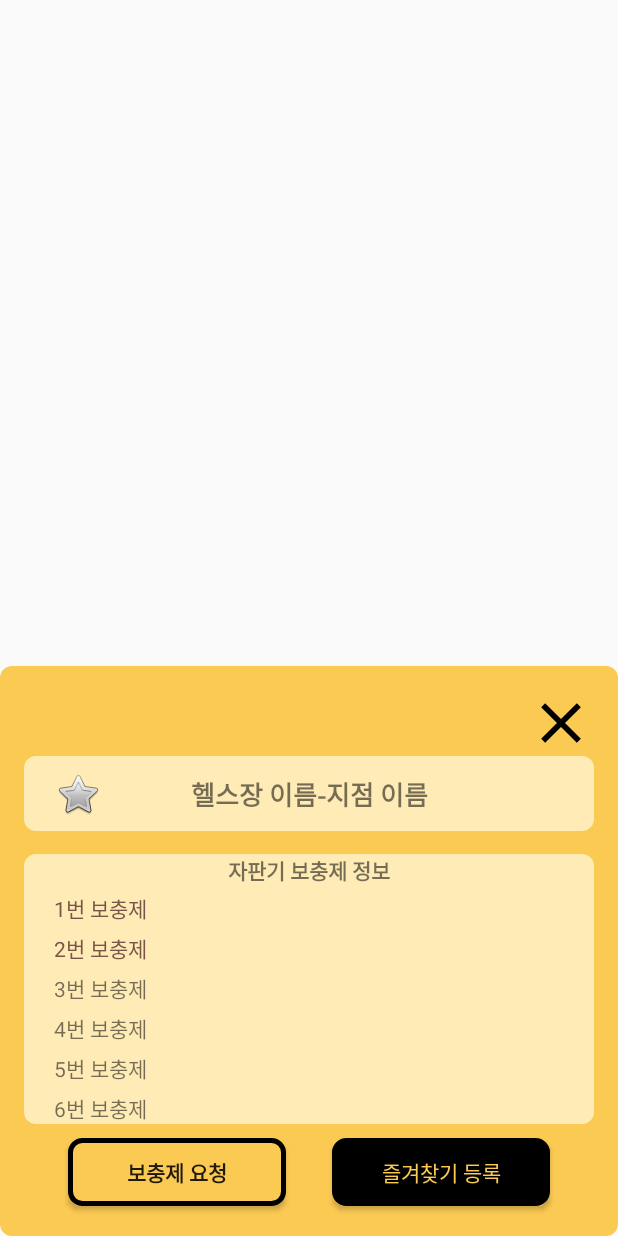
After one commit to jungdennis/hypersonal_booster, an Android app: the layout fragment_map_detail.xml on its own in the app's theme, with its tools: preview values and no code run, on a phone screen of 412 x 824 dp. The commit adds this screen. Run offline under Robolectric (Android 15) with nearby library versions, the light colour scheme and no system bars.

Commit message:
지도 화면 layout 추가

```diff
--- /dev/null
+++ b/app/app/src/main/res/drawable/btn_black.xml
@@ -0,0 +1,9 @@
+<?xml version="1.0" encoding="utf-8"?>
+<shape xmlns:android="http://schemas.android.com/apk/res/android" >
+    <solid android:color="@color/black"/>
+    <corners
+        android:radius="8sp"/>
+    <stroke
+        android:width="3sp"
+        android:color="#000000" />
+</shape>
--- /dev/null
+++ b/app/app/src/main/res/drawable/frame_light_color.xml
@@ -0,0 +1,27 @@
+<?xml version="1.0" encoding="utf-8"?>
+<selector xmlns:android="http://schemas.android.com/apk/res/android">
+
+    <item android:state_pressed="false">
+        <shape>
+            <solid android:color="@color/sub_color_light"/>
+            <corners
+                android:radius="8sp"/>
+            <stroke
+                android:width="0dp"
+                android:color="#000000" />
+        </shape>
+
+    </item>
+
+    <item android:state_pressed="true" >
+        <shape xmlns:android="http://schemas.android.com/apk/res/android" >
+            <solid android:color="@color/main_color"/>
+            <corners
+                android:radius="8sp"/>
+            <stroke
+                android:width="3sp"
+                android:color="#000000" />
+        </shape>
+    </item>
+
+</selector>
--- /dev/null
+++ b/app/app/src/main/res/drawable/frame_main_color.xml
@@ -0,0 +1,27 @@
+<?xml version="1.0" encoding="utf-8"?>
+<selector xmlns:android="http://schemas.android.com/apk/res/android">
+
+    <item android:state_pressed="false">
+        <shape>
+            <solid android:color="@color/main_color"/>
+            <corners
+                android:radius="8sp"/>
+            <stroke
+                android:width="0dp"
+                android:color="#000000" />
+        </shape>
+
+    </item>
+
+    <item android:state_pressed="true" >
+        <shape xmlns:android="http://schemas.android.com/apk/res/android" >
+            <solid android:color="@color/main_color"/>
+            <corners
+                android:radius="8sp"/>
+            <stroke
+                android:width="3sp"
+                android:color="#000000" />
+        </shape>
+    </item>
+
+</selector>
--- /dev/null
+++ b/app/app/src/main/res/layout/fragment_map_detail.xml
@@ -0,0 +1,178 @@
+<?xml version="1.0" encoding="utf-8"?>
+<androidx.constraintlayout.widget.ConstraintLayout xmlns:android="http://schemas.android.com/apk/res/android"
+    xmlns:app="http://schemas.android.com/apk/res-auto"
+    xmlns:tools="http://schemas.android.com/tools"
+    android:layout_width="match_parent"
+    android:layout_height="match_parent">
+
+    <androidx.constraintlayout.widget.ConstraintLayout
+        android:layout_width="412dp"
+        android:layout_height="380dp"
+        android:background="@drawable/frame_main_color"
+        app:layout_constraintBottom_toBottomOf="parent"
+        app:layout_constraintEnd_toEndOf="parent"
+        app:layout_constraintHorizontal_bias="1.0"
+        app:layout_constraintStart_toStartOf="parent">
+
+        <Button
+            android:id="@+id/button2"
+            android:layout_width="145dp"
+            android:layout_height="45dp"
+            android:layout_marginStart="45dp"
+            android:layout_marginBottom="20dp"
+            android:background="@drawable/btn_main_color"
+            android:text="보충제 요청"
+            android:textStyle="bold"
+            app:layout_constraintBottom_toBottomOf="parent"
+            app:layout_constraintStart_toStartOf="parent"
+            tools:ignore="TouchTargetSizeCheck" />
+
+        <Button
+            android:id="@+id/button6"
+            android:layout_width="145dp"
+            android:layout_height="45dp"
+            android:layout_marginEnd="45dp"
+            android:layout_marginBottom="20dp"
+            android:background="@drawable/btn_black"
+            android:text="@string/bookmark_enter"
+            android:textColor="@color/appicon_background"
+            app:layout_constraintBottom_toBottomOf="parent"
+            app:layout_constraintEnd_toEndOf="parent"
+            tools:ignore="TouchTargetSizeCheck" />
+
+        <Button
+            android:id="@+id/button8"
+            android:layout_width="45dp"
+            android:layout_height="45dp"
+            android:layout_marginTop="15dp"
+            android:layout_marginEnd="15dp"
+            android:background="@drawable/icon_close"
+            app:layout_constraintEnd_toEndOf="parent"
+            app:layout_constraintTop_toTopOf="parent"
+            tools:ignore="TouchTargetSizeCheck,SpeakableTextPresentCheck" />
+
+        <androidx.constraintlayout.widget.ConstraintLayout
+            android:id="@+id/constraintLayout"
+            android:layout_width="380dp"
+            android:layout_height="50dp"
+            android:layout_marginTop="60dp"
+            android:background="@drawable/frame_light_color"
+            app:layout_constraintEnd_toEndOf="parent"
+            app:layout_constraintStart_toStartOf="parent"
+            app:layout_constraintTop_toTopOf="parent">
+
+            <TextView
+                android:id="@+id/textView3"
+                android:layout_width="wrap_content"
+                android:layout_height="wrap_content"
+                android:text="@string/Gym_Branch"
+                android:textSize="17sp"
+                android:textStyle="bold"
+                app:layout_constraintBottom_toBottomOf="parent"
+                app:layout_constraintEnd_toEndOf="parent"
+                app:layout_constraintStart_toStartOf="parent"
+                app:layout_constraintTop_toTopOf="parent"
+                tools:text="헬스장 이름-지점 이름" />
+
+            <ImageView
+                android:id="@+id/imageView2"
+                android:layout_width="wrap_content"
+                android:layout_height="wrap_content"
+                android:layout_marginStart="20dp"
+                app:layout_constraintBottom_toBottomOf="parent"
+                app:layout_constraintStart_toStartOf="parent"
+                app:layout_constraintTop_toTopOf="parent"
+                app:srcCompat="@android:drawable/btn_star_big_off" />
+        </androidx.constraintlayout.widget.ConstraintLayout>
+
+        <androidx.constraintlayout.widget.ConstraintLayout
+            android:layout_width="380dp"
+            android:layout_height="180dp"
+            android:layout_marginTop="15dp"
+            android:background="@drawable/frame_light_color"
+            app:layout_constraintEnd_toEndOf="parent"
+            app:layout_constraintStart_toStartOf="parent"
+            app:layout_constraintTop_toBottomOf="@+id/constraintLayout">
+
+            <TextView
+                android:id="@+id/textView4"
+                android:layout_width="wrap_content"
+                android:layout_height="wrap_content"
+                android:text="자판기 보충제 정보"
+                android:textStyle="bold"
+                app:layout_constraintEnd_toEndOf="parent"
+                app:layout_constraintStart_toStartOf="parent"
+                app:layout_constraintTop_toTopOf="parent" />
+
+            <TextView
+                android:id="@+id/textView7"
+                android:layout_width="wrap_content"
+                android:layout_height="wrap_content"
+                android:layout_marginStart="20dp"
+                android:layout_marginTop="25dp"
+                android:text="@string/booster_num1"
+                android:textColor="#795548"
+                app:layout_constraintStart_toStartOf="parent"
+                app:layout_constraintTop_toTopOf="parent"
+                tools:text="1번 보충제" />
+
+            <TextView
+                android:id="@+id/textView8"
+                android:layout_width="wrap_content"
+                android:layout_height="wrap_content"
+                android:layout_marginStart="20dp"
+                android:layout_marginTop="5dp"
+                android:text="@string/booster_num2"
+                android:textColor="#795548"
+                app:layout_constraintStart_toStartOf="parent"
+                app:layout_constraintTop_toBottomOf="@+id/textView7"
+                tools:text="2번 보충제" />
+
+            <TextView
+                android:id="@+id/textView9"
+                android:layout_width="wrap_content"
+                android:layout_height="wrap_content"
+                android:layout_marginStart="20dp"
+                android:layout_marginTop="5dp"
+                android:text="@string/booster_num3"
+                app:layout_constraintStart_toStartOf="parent"
+                app:layout_constraintTop_toBottomOf="@+id/textView8"
+                tools:text="3번 보충제" />
+
+            <TextView
+                android:id="@+id/textView10"
+                android:layout_width="wrap_content"
+                android:layout_height="wrap_content"
+                android:layout_marginStart="20dp"
+                android:layout_marginTop="5dp"
+                android:text="@string/booster_num4"
+                app:layout_constraintStart_toStartOf="parent"
+                app:layout_constraintTop_toBottomOf="@+id/textView9"
+                tools:text="4번 보충제" />
+
+            <TextView
+                android:id="@+id/textView11"
+                android:layout_width="wrap_content"
+                android:layout_height="wrap_content"
+                android:layout_marginStart="20dp"
+                android:layout_marginTop="5dp"
+                android:text="@string/booster_num5"
+                app:layout_constraintStart_toStartOf="parent"
+                app:layout_constraintTop_toBottomOf="@+id/textView10"
+                tools:text="5번 보충제" />
+
+            <TextView
+                android:id="@+id/textView12"
+                android:layout_width="wrap_content"
+                android:layout_height="wrap_content"
+                android:layout_marginStart="20dp"
+                android:layout_marginTop="5dp"
+                android:text="@string/booster_num6"
+                app:layout_constraintStart_toStartOf="parent"
+                app:layout_constraintTop_toBottomOf="@+id/textView11"
+                tools:text="6번 보충제" />
+        </androidx.constraintlayout.widget.ConstraintLayout>
+
+    </androidx.constraintlayout.widget.ConstraintLayout>
+
+</androidx.constraintlayout.widget.ConstraintLayout>
--- a/app/app/src/main/res/layout/fragment_register_inbody_no.xml
+++ b/app/app/src/main/res/layout/fragment_register_inbody_no.xml
@@ -13,8 +13,8 @@
         android:fontFamily="@font/font_medium"
         android:gravity="center"
         android:text="회원님께 더욱 맞는\n보충제를 추천드리기 위해\n체지방율/골격근량 입력을 권장합니다."
+        android:textColor="@color/black"
         android:textSize="20sp"
-        android:textColor="@color/black"
         app:layout_constraintBottom_toTopOf="@+id/warning_2"
         app:layout_constraintEnd_toEndOf="parent"
         app:layout_constraintHorizontal_bias="0.5"
@@ -28,8 +28,8 @@
         android:layout_height="wrap_content"
         android:fontFamily="@font/font_bold"
         android:text="건너뛰고 진행할까요?"
+        android:textColor="@color/black"
         android:textSize="20sp"
-        android:textColor="@color/black"
         app:layout_constraintBottom_toBottomOf="parent"
         app:layout_constraintEnd_toEndOf="parent"
         app:layout_constraintStart_toStartOf="parent"
--- a/app/app/src/main/res/values/strings.xml
+++ b/app/app/src/main/res/values/strings.xml
@@ -1,4 +1,14 @@
 <resources>
     <string name="app_name">Hypersonal\nBooster</string>
     <string name="back">Back</string>
+    <string name="button">Button</string>
+    <string name="bookmark_enter">즐겨찾기 등록</string>
+    <string name="bookmark_resign">즐겨찾기 해제</string>
+    <string name="Gym_Branch">코끼리 FIT - 동국대점</string>
+    <string name="booster_num1">신타6 오리지널 - 초코쉐이크</string>
+    <string name="booster_num2">마이프로틴 WPI - 스트로베리</string>
+    <string name="booster_num3">머슬킹콩 52 - 바나나맛</string>
+    <string name="booster_num4">뉴트리코스트 BCAA - 사과맛</string>
+    <string name="booster_num5">뉴트리원 비비랩 저분자 콜라겐</string>
+    <string name="booster_num6">비타민마을 아르기닌 10000</string>
 </resources>
```
Also changed, not shown: app/app/src/main/res/layout/layout_map_main.xml (added, +136 -0 lines).
